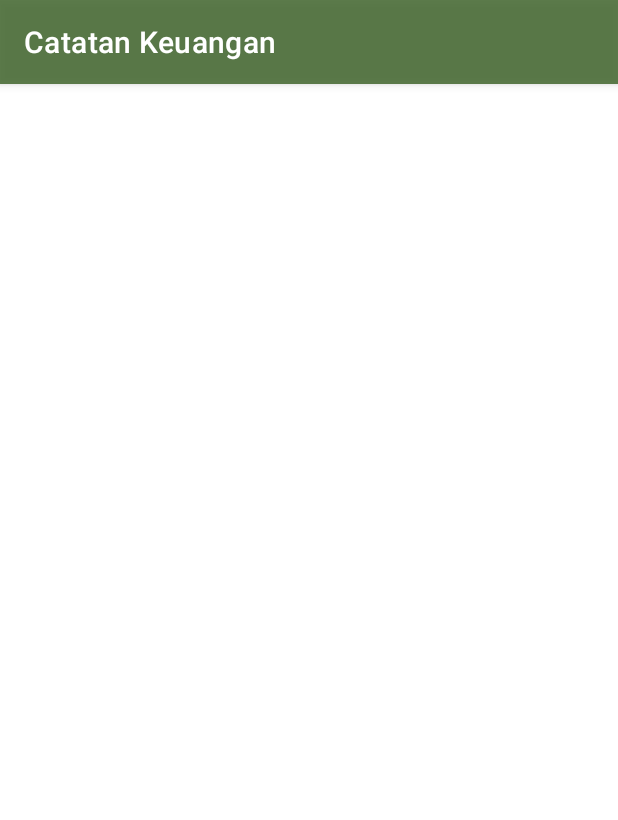
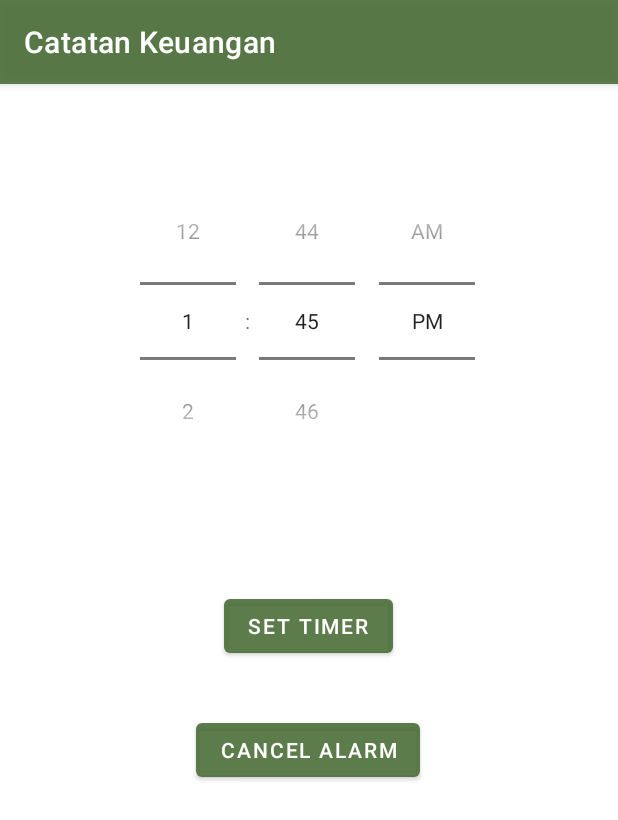
Before and after one commit to yulimaurya22/Catatan_Keuangan, an Android app: the AlarmActivity screen opened directly, with no data from a screen before it, on a phone screen of 412 x 824 dp. Shown: the top 820 px of the screen. Run offline under Robolectric (Android 15) with nearby library versions, the phone set to English and light mode, and no system bars; Roboto replaces fonts that are not available here.

Commit message:
alarm lanjut

```diff
--- a/app/src/main/res/layout/activity_alarm.xml
+++ b/app/src/main/res/layout/activity_alarm.xml
@@ -6,4 +6,39 @@
     android:layout_height="match_parent"
     tools:context=".AlarmActivity">
 
+    <TimePicker
+        android:id="@+id/timePicker"
+        android:layout_width="336dp"
+        android:layout_height="241dp"
+        android:layout_marginTop="52dp"
+        android:timePickerMode="spinner"
+        app:layout_constraintEnd_toEndOf="parent"
+        app:layout_constraintHorizontal_bias="0.493"
+        app:layout_constraintStart_toStartOf="parent"
+        app:layout_constraintTop_toTopOf="parent"
+        tools:ignore="MissingConstraints" />
+
+    <Button
+        android:id="@+id/btn_timer"
+        android:layout_width="wrap_content"
+        android:layout_height="wrap_content"
+        android:layout_marginTop="44dp"
+        android:text="Set Timer"
+        app:layout_constraintEnd_toEndOf="parent"
+        app:layout_constraintHorizontal_bias="0.498"
+        app:layout_constraintStart_toStartOf="parent"
+        app:layout_constraintTop_toBottomOf="@+id/timePicker" />
+
+    <Button
+        android:id="@+id/btn_cancel"
+        android:layout_width="wrap_content"
+        android:layout_height="wrap_content"
+        android:text="Cancel Alarm"
+        app:layout_constraintBottom_toBottomOf="parent"
+        app:layout_constraintEnd_toEndOf="parent"
+        app:layout_constraintHorizontal_bias="0.498"
+        app:layout_constraintStart_toStartOf="parent"
+        app:layout_constraintTop_toBottomOf="@+id/btn_timer"
+        app:layout_constraintVertical_bias="0.104" />
+
 </androidx.constraintlayout.widget.ConstraintLayout>
```
